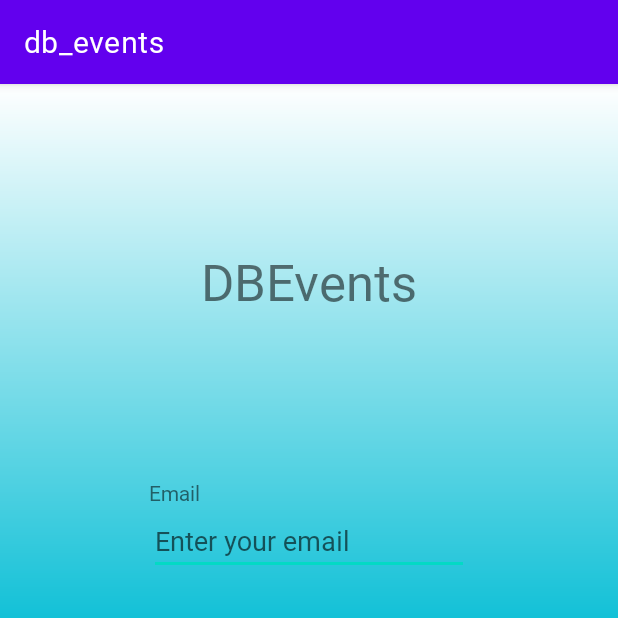
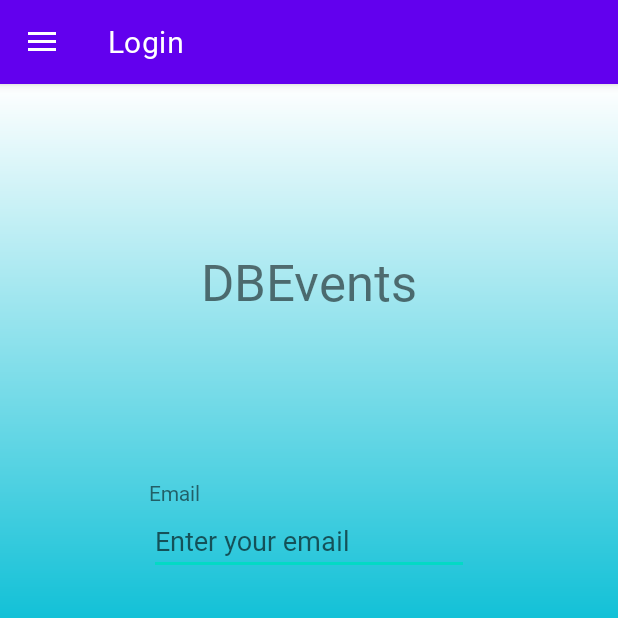
Before and after one commit to BEX-Events-Android/Frontend, an Android app: the screen it shows after launch (MainActivity), on a phone screen of 412 x 824 dp, the top half of it. Run offline under Robolectric (Android 15) with nearby library versions, the phone set to English and light mode, and no system bars; our stand-ins replace navigation-ui.

Commit message:
back navigation button

```diff
--- a/app/build.gradle
+++ b/app/build.gradle
@@ -31,6 +31,7 @@ android {
         jvmTarget = '1.8'
     }
     buildFeatures {
+        dataBinding true
         viewBinding true
     }
 }
--- a/app/src/main/java/com/example/db_events/MainActivity.kt
+++ b/app/src/main/java/com/example/db_events/MainActivity.kt
@@ -1,21 +1,15 @@
 package com.example.db_events
 
+import android.os.Bundle
 import androidx.appcompat.app.AppCompatActivity
-import android.os.Bundle
-import android.widget.Button
-import androidx.databinding.DataBindingUtil
 import androidx.drawerlayout.widget.DrawerLayout
-import androidx.navigation.*
+import androidx.navigation.NavController
+import androidx.navigation.NavDestination
 import androidx.navigation.fragment.NavHostFragment
+import androidx.navigation.fragment.findNavController
 import androidx.navigation.ui.AppBarConfiguration
 import androidx.navigation.ui.NavigationUI
 import com.example.db_events.databinding.ActivityMainBinding
-import com.example.db_events.databinding.FragmentLoginBinding
-
-//val register_button = findViewById<Button>(R.id.register_button)
-//register_button.setOnClickListener{v ->
-////            v.findNavController().navigate()
-//}
 
 class MainActivity : AppCompatActivity() {
     private lateinit var drawerLayout: DrawerLayout
@@ -30,24 +24,31 @@ class MainActivity : AppCompatActivity() {
         setContentView(binding.root)
 
         initNavGraph()
-
-        // test
-        //
     }
 
     private fun initNavGraph() {
-        val navHost = supportFragmentManager.findFragmentById(R.id.myNavHostFragment) as NavHostFragment
+        drawerLayout = binding.drawerLayout
+        val navHost =
+            supportFragmentManager.findFragmentById(R.id.myNavHostFragment) as NavHostFragment
 
-        val navController = navHost.navController
-        val navInflater = navController.navInflater
+        val navController = navHost.findNavController()
+        NavigationUI.setupActionBarWithNavController(this, navController, drawerLayout)
+        appBarConfiguration = AppBarConfiguration(navController.graph, drawerLayout)
 
-        val graph = navInflater.inflate(R.navigation.navigation)
-        navController.graph = graph
+        navController.addOnDestinationChangedListener { nc: NavController, nd: NavDestination, args: Bundle? ->
+            if (nd.id == nc.graph.startDestinationId) {
+                drawerLayout.setDrawerLockMode(DrawerLayout.LOCK_MODE_UNLOCKED)
+            } else {
+                drawerLayout.setDrawerLockMode(DrawerLayout.LOCK_MODE_LOCKED_CLOSED)
+            }
+        }
+        NavigationUI.setupWithNavController(binding.navView, navController)
     }
 
     override fun onSupportNavigateUp(): Boolean {
-        val navController = this.findNavController(R.id.myNavHostFragment)
-//        return navController.navigateUp()
-        return NavigationUI.navigateUp(navController, drawerLayout)
+        val navHostFragment =
+            supportFragmentManager.findFragmentById(R.id.myNavHostFragment) as NavHostFragment
+        val navController = navHostFragment.findNavController()
+        return NavigationUI.navigateUp(navController, appBarConfiguration)
     }
 }
--- /dev/null
+++ b/app/src/main/res/drawable/android.xml
@@ -0,0 +1,25 @@
+<!--
+  ~ Copyright 2018, The Android Open Source Project
+  ~
+  ~ Licensed under the Apache License, Version 2.0 (the "License");
+  ~ you may not use this file except in compliance with the License.
+  ~ You may obtain a copy of the License at
+  ~
+  ~     http://www.apache.org/licenses/LICENSE-2.0
+  ~
+  ~ Unless required by applicable law or agreed to in writing, software
+  ~ distributed under the License is distributed on an "AS IS" BASIS,
+  ~ WITHOUT WARRANTIES OR CONDITIONS OF ANY KIND, either express or implied.
+  ~ See the License for the specific language governing permissions and
+  ~ limitations under the License.
+  -->
+
+<vector xmlns:android="http://schemas.android.com/apk/res/android"
+    android:width="24dp"
+    android:height="24dp"
+    android:viewportWidth="24.0"
+    android:viewportHeight="24.0">
+    <path
+        android:fillColor="#FF000000"
+        android:pathData="M6,18c0,0.55 0.45,1 1,1h1v3.5c0,0.83 0.67,1.5 1.5,1.5s1.5,-0.67 1.5,-1.5L11,19h2v3.5c0,0.83 0.67,1.5 1.5,1.5s1.5,-0.67 1.5,-1.5L16,19h1c0.55,0 1,-0.45 1,-1L18,8L6,8v10zM3.5,8C2.67,8 2,8.67 2,9.5v7c0,0.83 0.67,1.5 1.5,1.5S5,17.33 5,16.5v-7C5,8.67 4.33,8 3.5,8zM20.5,8c-0.83,0 -1.5,0.67 -1.5,1.5v7c0,0.83 0.67,1.5 1.5,1.5s1.5,-0.67 1.5,-1.5v-7c0,-0.83 -0.67,-1.5 -1.5,-1.5zM15.53,2.16l1.3,-1.3c0.2,-0.2 0.2,-0.51 0,-0.71 -0.2,-0.2 -0.51,-0.2 -0.71,0l-1.48,1.48C13.85,1.23 12.95,1 12,1c-0.96,0 -1.86,0.23 -2.66,0.63L7.85,0.15c-0.2,-0.2 -0.51,-0.2 -0.71,0 -0.2,0.2 -0.2,0.51 0,0.71l1.31,1.31C6.97,3.26 6,5.01 6,7h12c0,-1.99 -0.97,-3.75 -2.47,-4.84zM10,5L9,5L9,4h1v1zM15,5h-1L14,4h1v1z" />
+</vector>
--- /dev/null
+++ b/app/src/main/res/drawable/rules.xml
@@ -0,0 +1,25 @@
+<!--
+  ~ Copyright 2018, The Android Open Source Project
+  ~
+  ~ Licensed under the Apache License, Version 2.0 (the "License");
+  ~ you may not use this file except in compliance with the License.
+  ~ You may obtain a copy of the License at
+  ~
+  ~     http://www.apache.org/licenses/LICENSE-2.0
+  ~
+  ~ Unless required by applicable law or agreed to in writing, software
+  ~ distributed under the License is distributed on an "AS IS" BASIS,
+  ~ WITHOUT WARRANTIES OR CONDITIONS OF ANY KIND, either express or implied.
+  ~ See the License for the specific language governing permissions and
+  ~ limitations under the License.
+  -->
+
+<vector xmlns:android="http://schemas.android.com/apk/res/android"
+    android:width="24dp"
+    android:height="24dp"
+    android:viewportWidth="24.0"
+    android:viewportHeight="24.0">
+    <path
+        android:fillColor="#FF000000"
+        android:pathData="M15,15L3,15v2h12v-2zM15,7L3,7v2h12L15,7zM3,13h18v-2L3,11v2zM3,21h18v-2L3,19v2zM3,3v2h18L21,3L3,3z" />
+</vector>
--- a/app/src/main/res/layout/activity_main.xml
+++ b/app/src/main/res/layout/activity_main.xml
@@ -7,13 +7,35 @@
     android:background="@drawable/auth_background"
     tools:context=".MainActivity">
 
-    <fragment
-        android:id="@+id/myNavHostFragment"
-        android:name="androidx.navigation.fragment.NavHostFragment"
+    <androidx.drawerlayout.widget.DrawerLayout
+        android:id="@+id/drawerLayout"
         android:layout_width="match_parent"
-        android:layout_height="match_parent"
-        app:defaultNavHost="true"
-        app:navGraph="@navigation/navigation"
-        />
+        android:layout_height="match_parent">
+
+        <LinearLayout
+            android:layout_width="match_parent"
+            android:layout_height="match_parent"
+            android:orientation="vertical">
+
+            <androidx.fragment.app.FragmentContainerView
+                android:id="@+id/myNavHostFragment"
+                android:name="androidx.navigation.fragment.NavHostFragment"
+                android:layout_width="match_parent"
+                android:layout_height="match_parent"
+                app:defaultNavHost="true"
+                app:navGraph="@navigation/navigation" />
+
+        </LinearLayout>
+
+        <com.google.android.material.navigation.NavigationView
+            android:id="@+id/navView"
+            android:layout_width="wrap_content"
+            android:layout_height="match_parent"
+            android:layout_gravity="start"
+            app:menu="@menu/navdrawer_menu"
+
+            />
+
+    </androidx.drawerlayout.widget.DrawerLayout>
 
 </androidx.constraintlayout.widget.ConstraintLayout>
--- /dev/null
+++ b/app/src/main/res/menu/navdrawer_menu.xml
@@ -0,0 +1,12 @@
+<?xml version="1.0" encoding="utf-8"?>
+<menu xmlns:android="http://schemas.android.com/apk/res/android">
+
+    <item
+        android:id="@+id/profileFragment"
+        android:icon="@drawable/rules"
+        android:title="@string/profile" />
+    <item
+        android:id="@+id/aboutFragment"
+        android:icon="@drawable/android"
+        android:title="@string/about" />
+</menu>
--- a/app/src/main/res/navigation/navigation.xml
+++ b/app/src/main/res/navigation/navigation.xml
@@ -8,7 +8,7 @@
     <fragment
         android:id="@+id/registerFragment"
         android:name="com.example.db_events.RegisterFragment"
-        android:label="RegisterFragment" >
+        android:label="@string/nav_register">
         <action
             android:id="@+id/action_registerFragment_to_loginFragment"
             app:destination="@id/detailedEventFragment"
@@ -18,13 +18,11 @@
     <fragment
         android:id="@+id/loginFragment"
         android:name="com.example.db_events.LoginFragment"
-        android:label="fragment_login"
-        tools:layout="@layout/fragment_login" >
+        android:label="@string/nav_login"
+        tools:layout="@layout/fragment_login">
         <action
             android:id="@+id/action_loginFragment_to_registerFragment"
-            app:destination="@id/registerFragment"
-            app:popUpTo="@id/loginFragment"
-            app:popUpToInclusive="true" />
+            app:destination="@id/registerFragment"/>
         <action
             android:id="@+id/action_loginFragment_to_eventsList"
             app:destination="@id/eventsListFragment" />
@@ -32,8 +30,8 @@
     <fragment
         android:id="@+id/eventsListFragment"
         android:name="com.example.db_events.EventsListFragment"
-        android:label="fragment_events_list"
-        tools:layout="@layout/fragment_events_list" >
+        android:label="@string/nav_all_events"
+        tools:layout="@layout/fragment_events_list">
         <action
             android:id="@+id/action_eventsListFragment_to_detailedEventFragment"
             app:destination="@id/detailedEventFragment" />
@@ -41,6 +39,6 @@
     <fragment
         android:id="@+id/detailedEventFragment"
         android:name="com.example.db_events.DetailedEventFragment"
-        android:label="fragment_detailed_event"
+        android:label="@string/nav_event_detail"
         tools:layout="@layout/fragment_detailed_event" />
 </navigation>
--- a/app/src/main/res/values/dimens.xml
+++ b/app/src/main/res/values/dimens.xml
@@ -8,5 +8,6 @@
     <dimen name="default_margin">16dp</dimen>
     <dimen name="big_margin">24dp</dimen>
     <dimen name="x_big_margin">32dp</dimen>
+    <dimen name="horizontal_margin">8dp</dimen>
 
 </resources>
--- a/app/src/main/res/values/strings.xml
+++ b/app/src/main/res/values/strings.xml
@@ -4,4 +4,11 @@
     <string name="hello_blank_fragment">Hello events list fragment</string>
     <string name="enter_email">Enter email</string>
     <string name="enter_password">Enter password</string>
+    <string name="rules">Rules</string>
+    <string name="about">About</string>
+    <string name="profile">Profile</string>
+    <string name="nav_all_events">All Events</string>
+    <string name="nav_login">Login</string>
+    <string name="nav_register">Register</string>
+    <string name="nav_event_detail">Event Detail</string>
 </resources>
```
Also changed, not shown: app/src/main/res/drawable/nav_header.xml (added, +34 -0 lines), app/src/main/res/layout/nav_header.xml (added, +41 -0 lines).
